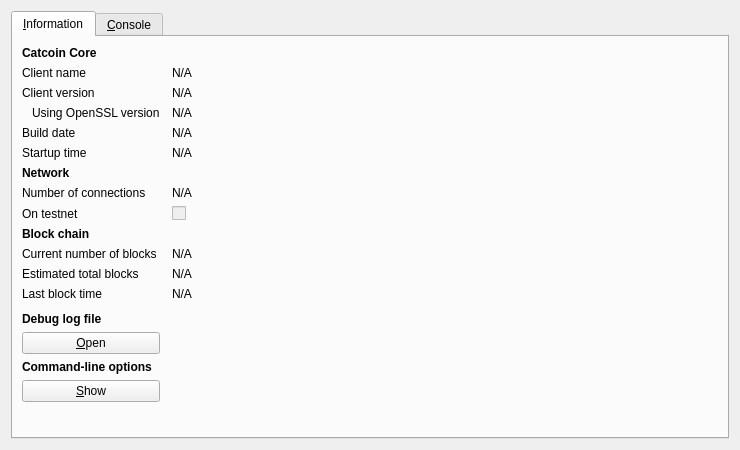
The window that src/qt/forms/rpcconsole.ui (kR105-zz/catcoin) describes before a commit, drawn with Qt 5.
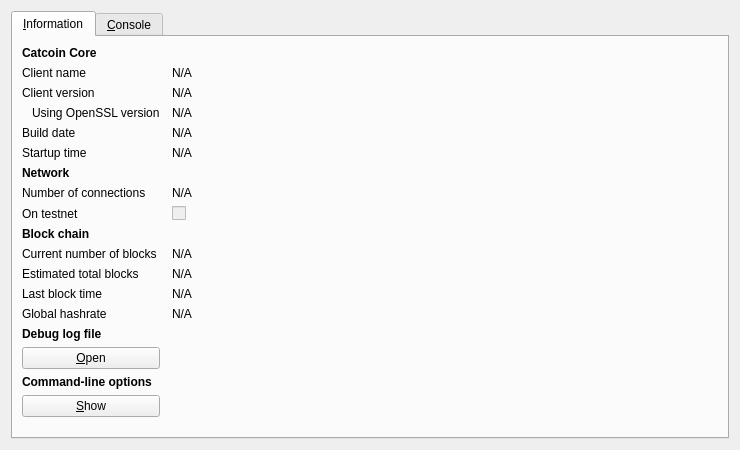
The same window after the commit. Icons and pictures are not drawn.

Commit message: Added network hashrate info on debug screen

What changed in the file:
```diff
--- a/src/qt/forms/rpcconsole.ui
+++ b/src/qt/forms/rpcconsole.ui
@@ -294,6 +294,29 @@
         </widget>
        </item>
        <item row="13" column="0">
+        <widget class="QLabel" name="label_15">
+         <property name="text">
+          <string>Global hashrate</string>
+         </property>
+        </widget>
+       </item>
+       <item row="13" column="1">
+        <widget class="QLabel" name="globalHashrate">
+         <property name="cursor">
+          <cursorShape>IBeamCursor</cursorShape>
+         </property>
+         <property name="text">
+          <string>N/A</string>
+         </property>
+         <property name="textFormat">
+          <enum>Qt::PlainText</enum>
+         </property>
+         <property name="textInteractionFlags">
+          <set>Qt::LinksAccessibleByMouse|Qt::TextSelectableByKeyboard|Qt::TextSelectableByMouse</set>
+         </property>
+        </widget>
+       </item>
+       <item row="14" column="0">
         <spacer name="verticalSpacer_2">
          <property name="orientation">
           <enum>Qt::Vertical</enum>
@@ -306,7 +329,7 @@
          </property>
         </spacer>
        </item>
-       <item row="14" column="0">
+       <item row="15" column="0">
         <widget class="QLabel" name="labelDebugLogfile">
          <property name="font">
           <font>
@@ -319,7 +342,7 @@
          </property>
         </widget>
        </item>
-       <item row="15" column="0">
+       <item row="16" column="0">
         <widget class="QPushButton" name="openDebugLogfileButton">
          <property name="toolTip">
           <string>Open the Catcoin debug log file from the current data directory. This can take a few seconds for large log files.</string>
@@ -332,7 +355,7 @@
          </property>
         </widget>
        </item>
-       <item row="16" column="0">
+       <item row="17" column="0">
         <widget class="QLabel" name="labelCLOptions">
          <property name="font">
           <font>
@@ -345,7 +368,7 @@
          </property>
         </widget>
        </item>
-       <item row="17" column="0">
+       <item row="18" column="0">
         <widget class="QPushButton" name="showCLOptionsButton">
          <property name="toolTip">
           <string>Show the Catcoin-Qt help message to get a list with possible Catcoin command-line options.</string>
@@ -358,7 +381,7 @@
          </property>
         </widget>
        </item>
-       <item row="18" column="0">
+       <item row="19" column="0">
         <spacer name="verticalSpacer">
          <property name="orientation">
           <enum>Qt::Vertical</enum>
```
The commit also changes 4 other files.
